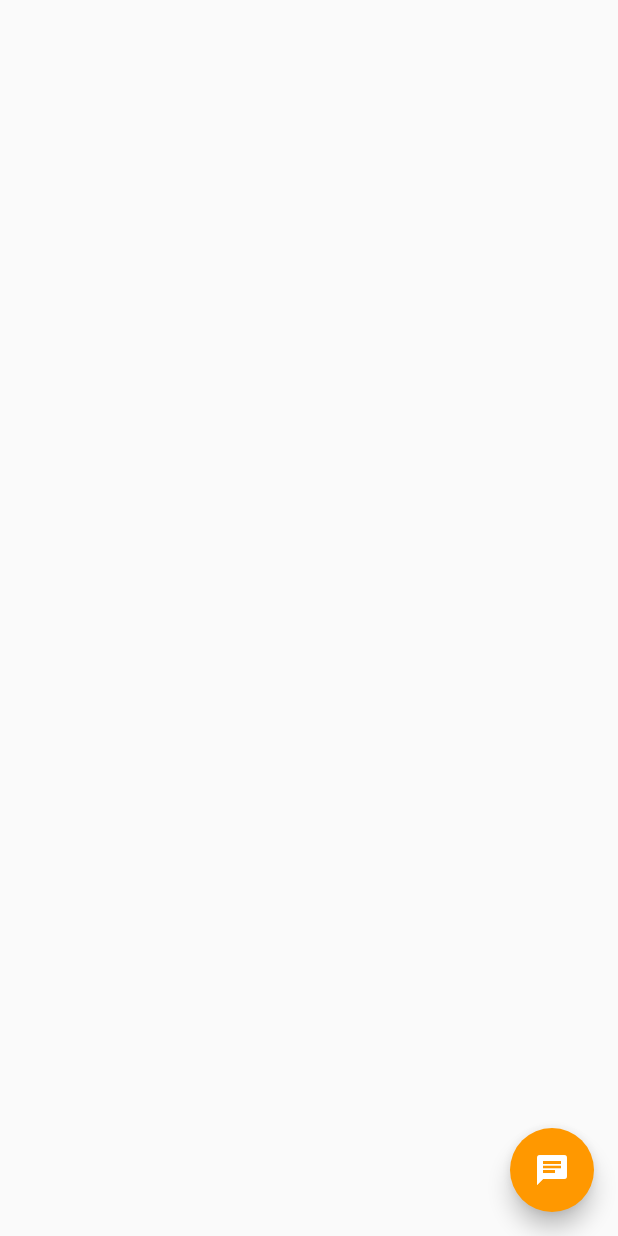
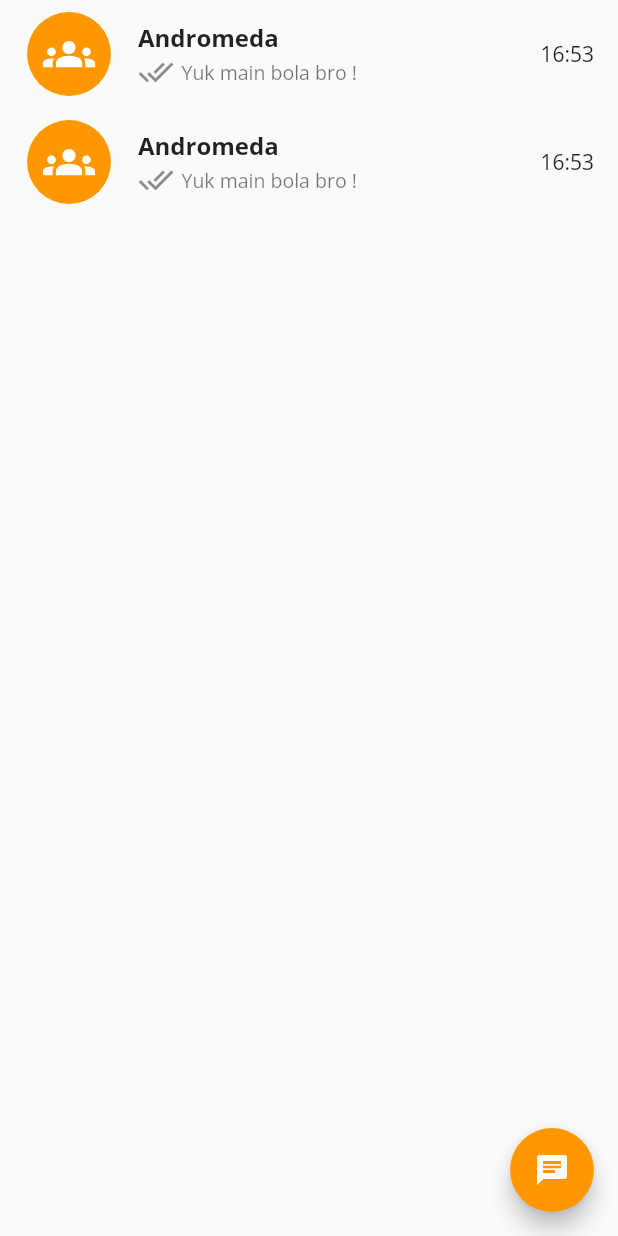
Before and after one commit to dedyfuadi92/chat_app, a Flutter app: the ChatPage screen opened directly, on a phone screen of 412 x 824 dp. Run offline on Flutter 3.47's test engine with Material 2 defaults, Android fonts, the phone set to English and light mode, and no system bars; our stand-ins replace flutter_svg.

Commit message:
tambahkan custom card

```diff
--- /dev/null
+++ b/lib/customui/CustomCard.dart
@@ -0,0 +1,41 @@
+import 'package:flutter/material.dart';
+import 'package:flutter_svg/flutter_svg.dart';
+
+class CustomCard extends StatelessWidget {
+  const CustomCard({Key? key}) : super(key: key);
+
+  @override
+  Widget build(BuildContext context) {
+    return ListTile(
+      leading: CircleAvatar(
+        radius: 30,
+        child: SvgPicture.asset(
+          'assets/groups.svg',
+          color: Colors.white,
+          height: 35,
+          width: 35,
+        ),
+        backgroundColor: Colors.orange,
+      ),
+      title: Text(
+        'Andromeda',
+        style: TextStyle(fontSize: 16, fontWeight: FontWeight.bold),
+      ),
+      subtitle: Row(
+        children: [
+          Icon(Icons.done_all),
+          SizedBox(
+            width: 5,
+          ),
+          Text(
+            'Yuk main bola bro !',
+            style: TextStyle(
+              fontSize: 13,
+            ),
+          ),
+        ],
+      ),
+      trailing: Text('16:53'),
+    );
+  }
+}
--- a/lib/main.dart
+++ b/lib/main.dart
@@ -12,6 +12,7 @@ class MyApp extends StatelessWidget {
   Widget build(BuildContext context) {
     return MaterialApp(
       theme: ThemeData(
+        fontFamily: 'OpenSans',
         primaryColor: Colors.orange,
         primarySwatch: Colors.orange,
       ),
--- a/lib/pages/ChatPage.dart
+++ b/lib/pages/ChatPage.dart
@@ -1,4 +1,5 @@
 import 'package:flutter/material.dart';
+import 'package:chat_app/customui/CustomCard.dart';
 
 class ChatPage extends StatefulWidget {
   const ChatPage({Key? key}) : super(key: key);
@@ -16,6 +17,12 @@ class _ChatPageState extends State<ChatPage> {
         onPressed: () {},
         child: Icon(Icons.chat),
       ),
+      body: ListView(
+        children: [
+          CustomCard(),
+          CustomCard(),
+        ],
+      ),
     );
   }
 }
--- a/lib/screens/HomeScreen.dart
+++ b/lib/screens/HomeScreen.dart
@@ -22,7 +22,7 @@ class _HomeScreenState extends State<HomeScreen>
   Widget build(BuildContext context) {
     return Scaffold(
       appBar: AppBar(
-        title: Text('Coba Chat App'),
+        title: Text('Latihan Aplikasi Chat'),
         foregroundColor: Colors.white,
         actions: [
           IconButton(
```
Also changed, not shown: pubspec.yaml (+11 -9 lines), assets/groups.svg (added), assets/person.svg (added), fonts/OpenSans-Bold.ttf (added), fonts/OpenSans-BoldItalic.ttf (added), fonts/OpenSans-ExtraBold.ttf (added), fonts/OpenSans-ExtraBoldItalic.ttf (added), fonts/OpenSans-Italic.ttf (added), fonts/OpenSans-Light.ttf (added), fonts/OpenSans-LightItalic.ttf (added), fonts/OpenSans-Medium.ttf (added), fonts/OpenSans-MediumItalic.ttf (added), fonts/OpenSans-Regular.ttf (added), fonts/OpenSans-SemiBold.ttf (added), 2 more files.
